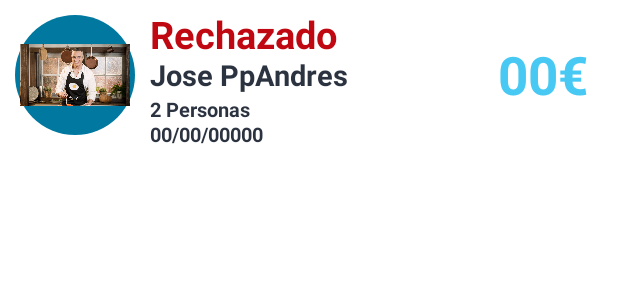
After one commit to IgnacioLF/Wipehouse, an Android app: the layout item_list_pedidos_user.xml on its own in the app's theme, with its tools: preview values and no code run, on a phone screen of 412 x 824 dp. The commit adds this screen. Shown: the top 300 px of the screen. Run offline under Robolectric (Android 15) with nearby library versions, the phone set to English and light mode, and no system bars.

Commit message:
-added pedido and item_list_pedidos_user

```diff
--- /dev/null
+++ b/app/src/main/java/com/example/wipehouse/Pedido.kt
@@ -0,0 +1,4 @@
+package com.example.wipehouse
+
+class Pedido (email_cliente:String,email_trabajdor:String,tipo:String,precio:String,cantidad:String,fecha:String,hora_inicio:String,puntuacion:String,estado:String) {
+}
--- /dev/null
+++ b/app/src/main/java/com/example/wipehouse/PedidosUserArrayAdapter.kt
@@ -0,0 +1,31 @@
+package com.example.wipehouse
+
+import android.content.Context
+import android.util.Log
+import android.view.LayoutInflater
+import android.view.View
+import android.view.ViewGroup
+import android.widget.ArrayAdapter
+import android.widget.Button
+import android.widget.ImageView
+import android.widget.TextView
+import com.bumptech.glide.Glide
+import com.bumptech.glide.request.RequestOptions
+
+class PedidosUserArrayAdapter (context : Context, viewtopaint : Int, private val pedidoslist : ArrayList<Pedido>): ArrayAdapter<Pedido>(context,viewtopaint,pedidoslist){
+
+    override fun getView(position: Int, convertView: View?, parent: ViewGroup): View {
+        val inflater = LayoutInflater.from(context)
+        val currentlistitem = inflater.inflate(R.layout.item_list_pedidos_user, null)
+        val textViewprecio = currentlistitem.findViewById<TextView>(R.id.textViewprecio)
+        val buttonvalorar = currentlistitem.findViewById<Button>(R.id.buttonvalorar)
+        val textViewfecha = currentlistitem.findViewById<TextView>(R.id.textViewfecha)
+        val textViewcantidade = currentlistitem.findViewById<TextView>(R.id.textViewcantidade)
+        val textViewNombreyapellido = currentlistitem.findViewById<TextView>(R.id.textViewNombreyapellido)
+        val textViewEstado = currentlistitem.findViewById<TextView>(R.id.textViewEstado)
+        val imageView_trabajador = currentlistitem.findViewById<ImageView>(R.id.imageView_trabajador)
+      //  Glide.with(currentlistitem).load(pedidoslist.get(position).imageurl).apply(options).dontAnimate().into(image)
+        return currentlistitem
+    }
+
+}
--- a/app/src/main/java/com/example/wipehouse/User_buscar.kt
+++ b/app/src/main/java/com/example/wipehouse/User_buscar.kt
@@ -304,7 +304,8 @@ class User_buscar : Fragment() {
                                 "cantidad" to editTextcantidadde.text.toString(),
                                 "fecha" to editTextfecha.text.toString(),
                                 "hora_inicio" to editTexthorainicio.text.toString(),
-                                "puntuacion" to "")
+                                "puntuacion" to "",
+                                "estado" to "Pendiente")
                             db.collection("pedidos")
                                 .document(idpedido)
                                 .set(pedido)
@@ -361,8 +362,6 @@ class User_buscar : Fragment() {
             textselecciona.setVisibility(View.VISIBLE)
             scrolllist.setVisibility(View.GONE) }
 
-
-
         fun showDatePickerDialog() {
             val newFragment = DatePickerFragment.newInstance(DatePickerDialog.OnDateSetListener { _, year, month, day ->
                 val selectedDate = day.toString() + " / " + (month + 1) + " / " + year
@@ -371,7 +370,6 @@ class User_buscar : Fragment() {
             getActivity()?.let { newFragment.show(it.getSupportFragmentManager(), "datePicker") }
         }
         editTextfecha.setOnClickListener { showDatePickerDialog() }
-
 
         fun getTime(editText: EditText, context: Context){
             val cal = Calendar.getInstance()
@@ -390,8 +388,6 @@ class User_buscar : Fragment() {
         editTexthorainicio.setOnClickListener {
             context?.let { it1 -> getTime(editTexthorainicio, it1) }
         }
-
-
         return vista
     }
 
--- /dev/null
+++ b/app/src/main/res/drawable/greenstroke_roundcorners_low.xml
@@ -0,0 +1,16 @@
+<?xml version="1.0" encoding="utf-8"?>
+<shape xmlns:android="http://schemas.android.com/apk/res/android">
+    <solid
+        android:color="#ffff"
+        />
+    <corners
+        android:topLeftRadius="20dp"
+        android:topRightRadius="20dp"
+        android:bottomLeftRadius="20dp"
+        android:bottomRightRadius="20dp"
+        />
+    <stroke
+        android:width="3dp"
+        android:color="@color/aceptado" >
+    </stroke>
+</shape>
--- /dev/null
+++ b/app/src/main/res/layout/item_list_pedidos_user.xml
@@ -0,0 +1,95 @@
+<?xml version="1.0" encoding="utf-8"?>
+<RelativeLayout xmlns:android="http://schemas.android.com/apk/res/android"
+    xmlns:app="http://schemas.android.com/apk/res-auto"
+    android:layout_width="match_parent"
+    android:layout_height="wrap_content"
+    android:id="@+id/relativemain">
+
+    <RelativeLayout
+        android:id="@+id/relative_conteenedor_image"
+        android:layout_width="80dp"
+        android:layout_height="80dp"
+        android:layout_margin="10dp"
+        >
+        <ImageView
+            android:id="@+id/imageViewcirculo"
+            android:layout_width="match_parent"
+            android:layout_height="match_parent"
+            android:layout_centerInParent="true"
+            app:srcCompat="@drawable/blue_circle" />
+        <ImageView
+            android:id="@+id/imageView_trabajador"
+            android:layout_width="73dp"
+            android:layout_height="73dp"
+            android:layout_centerInParent="true"
+            app:srcCompat="@drawable/ejemplo" />
+    </RelativeLayout>
+
+    <TextView
+        android:id="@+id/textViewEstado"
+        android:layout_width="wrap_content"
+        android:layout_height="wrap_content"
+        android:layout_marginTop="5dp"
+        android:layout_toRightOf="@+id/relative_conteenedor_image"
+        android:text="Rechazado"
+        android:textColor="@color/rechazado"
+        android:textSize="25sp"
+        android:textStyle="bold" />
+    <TextView
+        android:id="@+id/textViewNombreyapellido"
+        android:layout_width="wrap_content"
+        android:layout_height="wrap_content"
+        android:layout_marginTop="7dp"
+        android:layout_toRightOf="@+id/relative_conteenedor_image"
+        android:layout_centerVertical="true"
+        android:text="Jose PpAndres"
+        android:textColor="#2c3340"
+        android:textSize="19sp"
+        android:textStyle="bold" />
+    <TextView
+        android:id="@+id/textViewcantidade"
+        android:layout_width="wrap_content"
+        android:layout_height="wrap_content"
+        android:layout_marginTop="63dp"
+        android:layout_toRightOf="@+id/relative_conteenedor_image"
+        android:text="2 Personas"
+        android:textColor="#2c3340"
+        android:textSize="13sp"
+        android:textStyle="bold" />
+    <TextView
+        android:id="@+id/textViewfecha"
+        android:layout_width="wrap_content"
+        android:layout_height="wrap_content"
+        android:layout_marginTop="80dp"
+        android:layout_toRightOf="@+id/relative_conteenedor_image"
+        android:text="00/00/00000"
+        android:textColor="#2c3340"
+        android:textSize="13sp"
+        android:textStyle="bold" />
+
+    <androidx.appcompat.widget.AppCompatButton
+        android:id="@+id/buttonvalorar"
+        android:layout_width="wrap_content"
+        android:layout_height="25dp"
+        android:layout_alignParentRight="true"
+        android:layout_marginTop="70dp"
+        android:layout_marginRight="10dp"
+        android:background="@drawable/greenstroke_roundcorners_low"
+        android:text="Valorar"
+        android:textColor="@color/aceptado"
+        android:textSize="15sp"
+        android:textStyle="bold"
+        android:visibility="gone" />
+
+    <TextView
+        android:id="@+id/textViewprecio"
+        android:layout_width="wrap_content"
+        android:layout_height="wrap_content"
+        android:textColor="@color/lightblue"
+        android:layout_alignParentRight="true"
+        android:layout_centerVertical="true"
+        android:layout_marginRight="20dp"
+        android:textSize="35sp"
+        android:textStyle="bold"
+        android:text="00€" />
+</RelativeLayout>
--- a/app/src/main/res/values/colors.xml
+++ b/app/src/main/res/values/colors.xml
@@ -9,4 +9,8 @@
     <color name="white">#FFFFFFFF</color>
     <color name="blue">#00789f</color>
     <color name="lightblue">#47c9f3</color>
+    <color name="pendiente">#ce6b03</color>
+    <color name="aceptado">#70a83b</color>
+    <color name="rechazado">#bf0811</color>
+    <color name="realizado">#006b33 </color>
 </resources>
```
